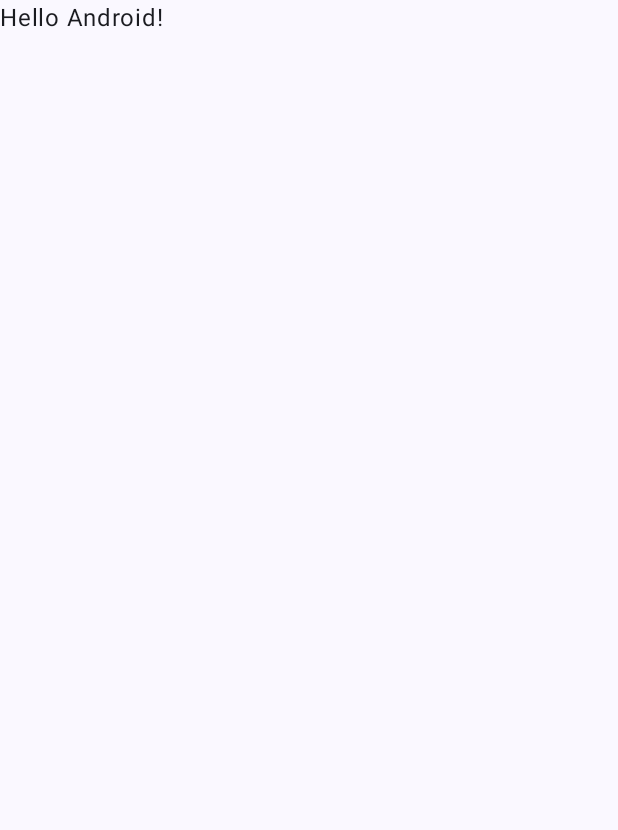
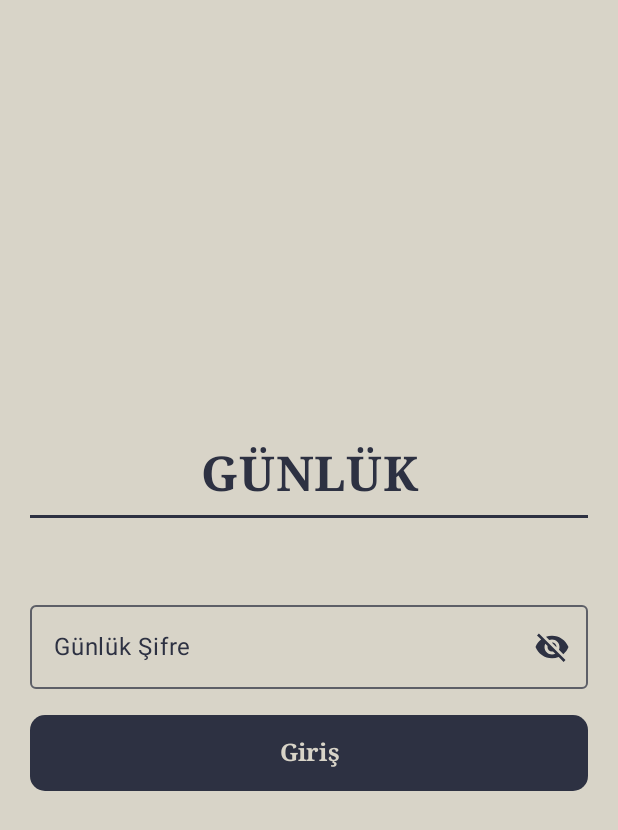
Before and after one commit to BerkayKaramehmetoglu/Journal, an Android app built with Jetpack Compose: the screen it shows after launch (MainActivity), on a phone screen of 412 x 824 dp. Before the commit the part shown is almost empty. Shown: the top 830 px of the screen. Run offline under Robolectric (Android 15) with nearby library versions, the phone set to English and light mode, and no system bars.

Commit message:
Giriş Sayfası
Giriş sayfası tasarımı tamamlandı

```diff
--- a/app/build.gradle.kts
+++ b/app/build.gradle.kts
@@ -56,4 +56,8 @@ dependencies {
     androidTestImplementation(libs.androidx.ui.test.junit4)
     debugImplementation(libs.androidx.ui.tooling)
     debugImplementation(libs.androidx.ui.test.manifest)
+
+    implementation("androidx.compose.material3:material3")
+    implementation ("androidx.compose.material:material-icons-extended")
+    implementation("androidx.navigation:navigation-compose:2.8.9")
 }
--- a/app/src/main/java/com/example/journal/MainActivity.kt
+++ b/app/src/main/java/com/example/journal/MainActivity.kt
@@ -4,13 +4,14 @@ import android.os.Bundle
 import androidx.activity.ComponentActivity
 import androidx.activity.compose.setContent
 import androidx.activity.enableEdgeToEdge
+import androidx.compose.foundation.layout.Box
+import androidx.compose.foundation.layout.WindowInsets
 import androidx.compose.foundation.layout.fillMaxSize
 import androidx.compose.foundation.layout.padding
 import androidx.compose.material3.Scaffold
-import androidx.compose.material3.Text
-import androidx.compose.runtime.Composable
 import androidx.compose.ui.Modifier
-import androidx.compose.ui.tooling.preview.Preview
+import androidx.compose.ui.unit.dp
+import com.example.journal.pages.HomePage
 import com.example.journal.ui.theme.JournalTheme
 
 class MainActivity : ComponentActivity() {
@@ -19,29 +20,14 @@ class MainActivity : ComponentActivity() {
         enableEdgeToEdge()
         setContent {
             JournalTheme {
-                Scaffold(modifier = Modifier.fillMaxSize()) { innerPadding ->
-                    Greeting(
-                        name = "Android",
-                        modifier = Modifier.padding(innerPadding)
-                    )
+                Scaffold(modifier = Modifier.fillMaxSize(),
+                    contentWindowInsets = WindowInsets(0.dp)
+                ) { innerPadding ->
+                    Box(modifier = Modifier.padding(innerPadding)) {
+                        HomePage()
+                    }
                 }
             }
         }
     }
 }
-
-@Composable
-fun Greeting(name: String, modifier: Modifier = Modifier) {
-    Text(
-        text = "Hello $name!",
-        modifier = modifier
-    )
-}
-
-@Preview(showBackground = true)
-@Composable
-fun GreetingPreview() {
-    JournalTheme {
-        Greeting("Android")
-    }
-}
--- /dev/null
+++ b/app/src/main/java/com/example/journal/pages/homePage.kt
@@ -0,0 +1,155 @@
+package com.example.journal.pages
+
+import androidx.compose.foundation.background
+import androidx.compose.foundation.layout.Arrangement
+import androidx.compose.foundation.layout.Column
+import androidx.compose.foundation.layout.Spacer
+import androidx.compose.foundation.layout.fillMaxSize
+import androidx.compose.foundation.layout.fillMaxWidth
+import androidx.compose.foundation.layout.height
+import androidx.compose.foundation.layout.padding
+import androidx.compose.foundation.shape.RoundedCornerShape
+import androidx.compose.foundation.text.KeyboardOptions
+import androidx.compose.material3.Button
+import androidx.compose.material3.ButtonDefaults
+import androidx.compose.material3.HorizontalDivider
+import androidx.compose.material3.Icon
+import androidx.compose.material3.IconButton
+import androidx.compose.material3.OutlinedTextField
+import androidx.compose.material3.OutlinedTextFieldDefaults
+import androidx.compose.material3.Text
+import androidx.compose.runtime.Composable
+import androidx.compose.runtime.getValue
+import androidx.compose.runtime.mutableStateOf
+import androidx.compose.runtime.remember
+import androidx.compose.runtime.saveable.rememberSaveable
+import androidx.compose.runtime.setValue
+import androidx.compose.ui.Alignment
+import androidx.compose.ui.Modifier
+import androidx.compose.ui.graphics.Color
+import androidx.compose.ui.graphics.painter.Painter
+import androidx.compose.ui.res.painterResource
+import androidx.compose.ui.text.font.FontFamily
+import androidx.compose.ui.text.font.FontWeight
+import androidx.compose.ui.text.input.KeyboardType
+import androidx.compose.ui.text.input.PasswordVisualTransformation
+import androidx.compose.ui.text.input.VisualTransformation
+import androidx.compose.ui.text.style.TextAlign
+import androidx.compose.ui.tooling.preview.Preview
+import androidx.compose.ui.unit.dp
+import androidx.compose.ui.unit.sp
+import com.example.journal.R
+import com.example.journal.ui.theme.JournalTheme
+import com.example.journal.ui.theme.TimberWolf
+
+@Composable
+fun HomePage() {
+    var journalPassword by rememberSaveable { mutableStateOf("") }
+    var passwordVisibility by remember { mutableStateOf(false) }
+
+    val icon: Painter = if (passwordVisibility)
+        painterResource(id = R.drawable.baseline_visibility_24)
+    else
+        painterResource(id = R.drawable.baseline_visibility_off_24)
+
+    Column(
+        modifier = Modifier
+            .background(TimberWolf)
+            .fillMaxSize(),
+        horizontalAlignment = Alignment.CenterHorizontally,
+        verticalArrangement = Arrangement.Center
+    ) {
+        Text(
+            text = "GÜNLÜK",
+            color = Color(0xFF2D3142),
+            fontSize = 32.sp,
+            fontWeight = FontWeight.ExtraBold,
+            fontFamily = FontFamily.Serif,
+            textAlign = TextAlign.Center,
+            modifier = Modifier
+                .fillMaxWidth()
+        )
+        Spacer(modifier = Modifier.height(7.dp))
+        HorizontalDivider(
+            thickness = 2.dp,
+            color = Color(0xFF2D3142),
+            modifier = Modifier.padding(start = 20.dp, end = 20.dp)
+        )
+        Spacer(modifier = Modifier.height(50.dp))
+        OutlinedTextField(
+            modifier = Modifier
+                .fillMaxWidth()
+                .align(Alignment.CenterHorizontally)
+                .padding(start = 20.dp, end = 20.dp),
+            value = journalPassword,
+            onValueChange = {
+                journalPassword = it
+            },
+            placeholder = {
+                Text(
+                    text = "Günlük Şifre",
+                    fontSize = 16.sp,
+                    color = Color(0xFF2D3142)
+                )
+            },
+            label = {
+                Text(
+                    text = "Günlük Şifre",
+                    fontSize = 16.sp,
+                    color = Color(0xFF2D3142)
+                )
+            },
+            trailingIcon = {
+                IconButton(onClick = {
+                    passwordVisibility = !passwordVisibility
+                }) {
+                    Icon(
+                        painter = icon,
+                        contentDescription = null,
+                        tint = Color(0xFF2D3142)
+                    )
+                }
+            },
+            keyboardOptions = KeyboardOptions(
+                keyboardType = KeyboardType.Password
+            ),
+            visualTransformation = if (passwordVisibility) VisualTransformation.None
+            else PasswordVisualTransformation(),
+            colors = OutlinedTextFieldDefaults.colors(
+                focusedTextColor = Color(0xFF2D3142),
+                unfocusedTextColor = Color(0xFF2D3142),
+                focusedLabelColor = Color(0xFF2D3142),
+                unfocusedLabelColor = Color(0xFF2D3142)
+            )
+        )
+        Spacer(modifier = Modifier.height(17.dp))
+        Button(
+            modifier = Modifier
+                .fillMaxWidth()
+                .padding(start = 20.dp, end = 20.dp),
+            onClick = { /* DataStore kayıt işlemi sha250*/ },
+            shape = RoundedCornerShape(10.dp),
+            colors = ButtonDefaults.buttonColors(Color(0xFF2D3142))
+        ) {
+            Text(
+                text = "Giriş",
+                fontSize = 16.sp,
+                color = Color(0xFFD8D4C8),
+                fontWeight = FontWeight.ExtraBold,
+                fontFamily = FontFamily.Serif,
+                textAlign = TextAlign.Center,
+                modifier = Modifier.padding(7.dp)
+            )
+        }
+    }
+
+}
+
+
+@Preview(showBackground = true)
+@Composable
+fun HomePagePreview() {
+    JournalTheme {
+        HomePage()
+    }
+}
--- a/app/src/main/java/com/example/journal/ui/theme/Color.kt
+++ b/app/src/main/java/com/example/journal/ui/theme/Color.kt
@@ -6,6 +6,6 @@ val Purple80 = Color(0xFFD0BCFF)
 val PurpleGrey80 = Color(0xFFCCC2DC)
 val Pink80 = Color(0xFFEFB8C8)
 
-val Purple40 = Color(0xFF6650a4)
-val PurpleGrey40 = Color(0xFF625b71)
-val Pink40 = Color(0xFF7D5260)
+val TimberWolf = Color(0xFFD8D4C8)
+val Mustard = Color(0xFFFFD643)
+val PeaCoat = Color(0xFF2D3142)
--- a/app/src/main/java/com/example/journal/ui/theme/Theme.kt
+++ b/app/src/main/java/com/example/journal/ui/theme/Theme.kt
@@ -1,6 +1,5 @@
 package com.example.journal.ui.theme
 
-import android.app.Activity
 import android.os.Build
 import androidx.compose.foundation.isSystemInDarkTheme
 import androidx.compose.material3.MaterialTheme
@@ -18,9 +17,9 @@ private val DarkColorScheme = darkColorScheme(
 )
 
 private val LightColorScheme = lightColorScheme(
-    primary = Purple40,
-    secondary = PurpleGrey40,
-    tertiary = Pink40
+    primary = TimberWolf,
+    secondary = Mustard,
+    tertiary = PeaCoat
 
     /* Other default colors to override
     background = Color(0xFFFFFBFE),
--- /dev/null
+++ b/app/src/main/res/drawable/baseline_visibility_24.xml
@@ -0,0 +1,5 @@
+<vector xmlns:android="http://schemas.android.com/apk/res/android" android:height="24dp" android:tint="#000000" android:viewportHeight="24" android:viewportWidth="24" android:width="24dp">
+
+    <path android:fillColor="@android:color/white" android:pathData="M12,4.5C7,4.5 2.73,7.61 1,12c1.73,4.39 6,7.5 11,7.5s9.27,-3.11 11,-7.5c-1.73,-4.39 -6,-7.5 -11,-7.5zM12,17c-2.76,0 -5,-2.24 -5,-5s2.24,-5 5,-5 5,2.24 5,5 -2.24,5 -5,5zM12,9c-1.66,0 -3,1.34 -3,3s1.34,3 3,3 3,-1.34 3,-3 -1.34,-3 -3,-3z"/>
+
+</vector>
--- /dev/null
+++ b/app/src/main/res/drawable/baseline_visibility_off_24.xml
@@ -0,0 +1,5 @@
+<vector xmlns:android="http://schemas.android.com/apk/res/android" android:height="24dp" android:tint="#000000" android:viewportHeight="24" android:viewportWidth="24" android:width="24dp">
+
+    <path android:fillColor="@android:color/white" android:pathData="M12,7c2.76,0 5,2.24 5,5 0,0.65 -0.13,1.26 -0.36,1.83l2.92,2.92c1.51,-1.26 2.7,-2.89 3.43,-4.75 -1.73,-4.39 -6,-7.5 -11,-7.5 -1.4,0 -2.74,0.25 -3.98,0.7l2.16,2.16C10.74,7.13 11.35,7 12,7zM2,4.27l2.28,2.28 0.46,0.46C3.08,8.3 1.78,10.02 1,12c1.73,4.39 6,7.5 11,7.5 1.55,0 3.03,-0.3 4.38,-0.84l0.42,0.42L19.73,22 21,20.73 3.27,3 2,4.27zM7.53,9.8l1.55,1.55c-0.05,0.21 -0.08,0.43 -0.08,0.65 0,1.66 1.34,3 3,3 0.22,0 0.44,-0.03 0.65,-0.08l1.55,1.55c-0.67,0.33 -1.41,0.53 -2.2,0.53 -2.76,0 -5,-2.24 -5,-5 0,-0.79 0.2,-1.53 0.53,-2.2zM11.84,9.02l3.15,3.15 0.02,-0.16c0,-1.66 -1.34,-3 -3,-3l-0.17,0.01z"/>
+
+</vector>
```
